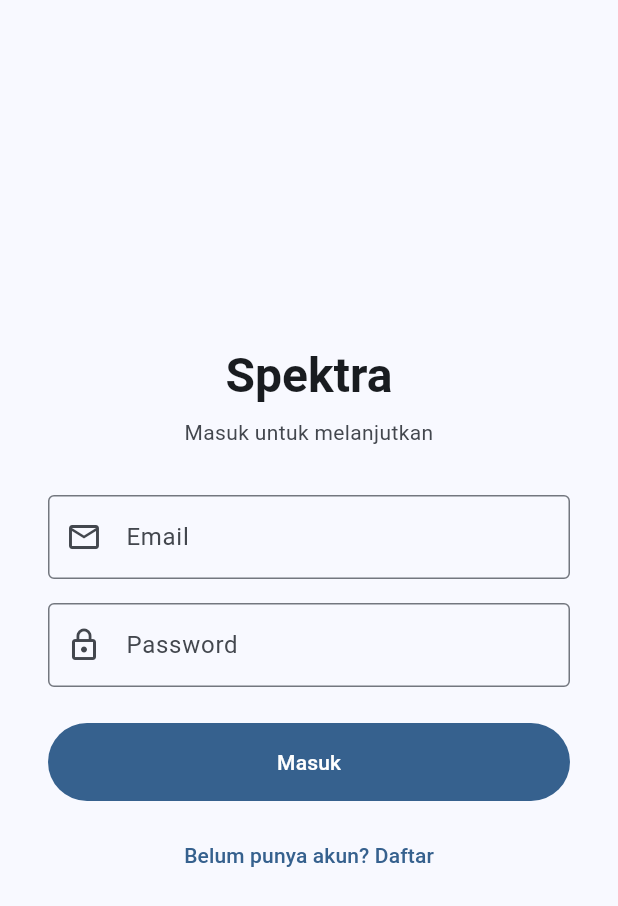
After one commit to ranupaners-arch/spektra, a Flutter app: the AuthScreen screen opened directly, on a phone screen of 412 x 824 dp. The commit adds this screen. Shown: the top 906 px of the screen. Run offline on Flutter 3.47's test engine with Material 3 defaults, Android fonts, the phone set to English and light mode, and no system bars; our stand-ins replace drift, drift_flutter, flutter_riverpod, go_router, supabase_flutter; accounts and stored records are empty; generated files the repository leaves out were written again.

Commit message:
feat(backend): auth email/password + SupabaseProjectRepository + realtime cloud
- db/supabase/0003_supabase_realtime.sql: publication supabase_realtime + replica identity FULL (hapus/ubah task live-update)
- 0002 idempotent (drop policy if exists) agar bisa di-reapply
- lib/features/auth/: AuthController (Notifier riverpod 3), AuthScreen (masuk/daftar, email-confirmation-aware), gate di main.dart
- SupabaseProjectRepository: implements ProjectRepository; watch via Realtime Channel + refetch 60s (embedded select tasks(*)); mutasi atas nama session + RLS
- Repo swap otomatis: Supabase+login → remote; selain itu → Drift lokal
- Logout button di dashboard (muncul saat auth aktif)
- tool/apply_supabase.mjs: apply ke cloud via host env; docs & PLAN diperbarui

```diff
--- /dev/null
+++ b/lib/features/auth/application/auth_controller.dart
@@ -0,0 +1,81 @@
+import 'dart:async';
+
+import 'package:flutter_riverpod/flutter_riverpod.dart';
+import 'package:supabase_flutter/supabase_flutter.dart';
+
+import '../../../core/config/supabase_config.dart';
+
+/// Auth state global. `null` = belum login (atau auth nonaktif saat app
+/// berjalan tanpa konfigurasi Supabase — offline-first).
+class AuthController extends Notifier<Session?> {
+  StreamSubscription<AuthState>? _subscription;
+
+  @override
+  Session? build() {
+    final client = Supabase.instance.client;
+    _subscription = client.auth.onAuthStateChange.listen((authState) {
+      state = authState.session;
+    });
+    ref.onDispose(() => _subscription?.cancel());
+    return client.auth.currentSession;
+  }
+
+  bool get isAuthenticated => state != null;
+
+  /// Login email+password. Mengembalikan `null` bila sukses, atau pesan error.
+  Future<String?> signIn({
+    required String email,
+    required String password,
+  }) async {
+    try {
+      await Supabase.instance.client.auth.signInWithPassword(
+        email: email,
+        password: password,
+      );
+      return null;
+    } on AuthException catch (e) {
+      return e.message;
+    }
+  }
+
+  /// Register email+password. Mengembalikan `null` bila sukses.
+  ///
+  /// Bila email confirmation aktif di dashboard, sesi belum terbentuk sampai
+  /// email diverifikasi — supabase tetap mengembalikan sukses di sini, dan UI
+  /// wajib memberi tahu user "cek email".
+  Future<String?> signUp({
+    required String email,
+    required String password,
+  }) async {
+    try {
+      await Supabase.instance.client.auth.signUp(
+        email: email,
+        password: password,
+      );
+      return null;
+    } on AuthException catch (e) {
+      return e.message;
+    }
+  }
+
+  Future<void> signOut() async {
+    await Supabase.instance.client.auth.signOut();
+  }
+}
+
+/// `true` bila project Supabase dikonfigurasi → auth gate aktif.
+final authModuleEnabledProvider = Provider<bool>(
+  (ref) => SupabaseConfig.isConfigured,
+);
+
+/// Controller auth. Hanya aman dibaca bila [authModuleEnabledProvider] true
+/// (butuh Supabase.instance ter-initialize).
+final authControllerProvider =
+    NotifierProvider<AuthController, Session?>(AuthController.new);
+
+/// `true` bila user sudah login — atau bila auth nonaktif (offline-first,
+/// app harus tetap jalan penuh tanpa Supabase).
+final isAuthenticatedProvider = Provider<bool>((ref) {
+  if (!ref.watch(authModuleEnabledProvider)) return true;
+  return ref.watch(authControllerProvider) != null;
+});
--- /dev/null
+++ b/lib/features/auth/presentation/auth_screen.dart
@@ -0,0 +1,161 @@
+import 'package:flutter/material.dart';
+import 'package:flutter_riverpod/flutter_riverpod.dart';
+
+import '../application/auth_controller.dart';
+
+/// Pintu masuk aplikasi saat mode Supabase aktif (user belum login).
+///
+/// Satu layar dua mode: Masuk / Daftar. Setelah sukses, sesi terpantau oleh
+/// [authControllerProvider] dan _SpektraHome_ otomatis dipakai.
+class AuthScreen extends ConsumerStatefulWidget {
+  const AuthScreen({super.key});
+
+  @override
+  ConsumerState<AuthScreen> createState() => _AuthScreenState();
+}
+
+class _AuthScreenState extends ConsumerState<AuthScreen> {
+  final _emailController = TextEditingController();
+  final _passwordController = TextEditingController();
+  var _isSignUp = false;
+  var _submitting = false;
+  String? _message; // pesan error (merah) atau info (mis. "cek email")
+
+  @override
+  void dispose() {
+    _emailController.dispose();
+    _passwordController.dispose();
+    super.dispose();
+  }
+
+  Future<void> _submit() async {
+    final email = _emailController.text.trim();
+    final password = _passwordController.text;
+    if (email.isEmpty || password.isEmpty) {
+      setState(() => _message = 'Isi email dan password.');
+      return;
+    }
+    if (password.length < 6) {
+      setState(() => _message = 'Password minimal 6 karakter.');
+      return;
+    }
+
+    setState(() {
+      _submitting = true;
+      _message = null;
+    });
+
+    final result = _isSignUp
+        ? await ref
+            .read(authControllerProvider.notifier)
+            .signUp(email: email, password: password)
+        : await ref
+            .read(authControllerProvider.notifier)
+            .signIn(email: email, password: password);
+
+    if (!mounted) return;
+    setState(() {
+      _submitting = false;
+      if (result != null) {
+        _message = result;
+      } else if (_isSignUp) {
+        _message =
+            'Akun dibuat. Cek email untuk verifikasi, lalu masuk.';
+      }
+    });
+  }
+
+  @override
+  Widget build(BuildContext context) {
+    final scheme = Theme.of(context).colorScheme;
+
+    return Scaffold(
+      body: SafeArea(
+        child: Center(
+          child: SingleChildScrollView(
+            padding: const EdgeInsets.symmetric(horizontal: 32),
+            child: ConstrainedBox(
+              constraints: const BoxConstraints(maxWidth: 420),
+              child: Column(
+                mainAxisAlignment: MainAxisAlignment.center,
+                crossAxisAlignment: CrossAxisAlignment.stretch,
+                children: [
+                  Text(
+                    'Spektra',
+                    textAlign: TextAlign.center,
+                    style: Theme.of(context)
+                        .textTheme
+                        .headlineLarge
+                        ?.copyWith(fontWeight: FontWeight.bold),
+                  ),
+                  const SizedBox(height: 8),
+                  Text(
+                    _isSignUp ? 'Buat akun untuk menyinkronkan data' : 'Masuk untuk melanjutkan',
+                    textAlign: TextAlign.center,
+                    style: Theme.of(context).textTheme.bodyMedium?.copyWith(
+                          color: scheme.onSurfaceVariant,
+                        ),
+                  ),
+                  const SizedBox(height: 32),
+                  TextField(
+                    controller: _emailController,
+                    keyboardType: TextInputType.emailAddress,
+                    autocorrect: false,
+                    decoration: const InputDecoration(
+                      labelText: 'Email',
+                      prefixIcon: Icon(Icons.mail_outline),
+                      border: OutlineInputBorder(),
+                    ),
+                  ),
+                  const SizedBox(height: 16),
+                  TextField(
+                    controller: _passwordController,
+                    obscureText: true,
+                    onSubmitted: (_) => _submit(),
+                    decoration: const InputDecoration(
+                      labelText: 'Password',
+                      prefixIcon: Icon(Icons.lock_outline),
+                      border: OutlineInputBorder(),
+                    ),
+                  ),
+                  if (_message != null) ...[
+                    const SizedBox(height: 16),
+                    Text(
+                      _message!,
+                      textAlign: TextAlign.center,
+                      style: TextStyle(color: scheme.error),
+                    ),
+                  ],
+                  const SizedBox(height: 24),
+                  FilledButton(
+                    onPressed: _submitting ? null : _submit,
+                    style: FilledButton.styleFrom(
+                      padding: const EdgeInsets.symmetric(vertical: 16),
+                    ),
+                    child: _submitting
+                        ? const SizedBox(
+                            width: 20,
+                            height: 20,
+                            child: CircularProgressIndicator(strokeWidth: 2),
+                          )
+                        : Text(_isSignUp ? 'Daftar' : 'Masuk'),
+                  ),
+                  const SizedBox(height: 12),
+                  TextButton(
+                    onPressed: () {
+                      setState(() {
+                        _isSignUp = !_isSignUp;
+                        _message = null;
+                      });
+                    },
+                    child: Text(_isSignUp ? 'Sudah punya akun? Masuk' : 'Belum punya akun? Daftar'),
+                  ),
+                ],
+              ),
+            ),
+          ),
+        ),
+      ),
+    );
+  }
+}
--- a/lib/main.dart
+++ b/lib/main.dart
@@ -1,9 +1,12 @@
 import 'package:flutter/material.dart';
 import 'package:flutter_riverpod/flutter_riverpod.dart';
+import 'package:go_router/go_router.dart';
 import 'package:supabase_flutter/supabase_flutter.dart';
 
 import 'app/router.dart';
 import 'core/config/supabase_config.dart';
+import 'features/auth/application/auth_controller.dart';
+import 'features/auth/presentation/auth_screen.dart';
 
 Future<void> main() async {
   WidgetsFlutterBinding.ensureInitialized();
@@ -23,6 +26,21 @@ class SpektraApp extends StatelessWidget {
 
   @override
   Widget build(BuildContext context) {
+    return const _Gate();
+  }
+}
+
+/// Menentukan pintu masuk:
+///  * Tanpa konfigurasi Supabase → app local-first, tanpa gate.
+///  * Dengan Supabase → layar auth sampai user login; sesudahnya app utama.
+class _Gate extends ConsumerWidget {
+  const _Gate();
+
+  @override
+  Widget build(BuildContext context, WidgetRef ref) {
+    final isAuthenticated = ref.watch(isAuthenticatedProvider);
+    final authEnabled = ref.watch(authModuleEnabledProvider);
+
     return MaterialApp.router(
       title: 'Spektra',
       debugShowCheckedModeBanner: false,
@@ -30,7 +48,18 @@ class SpektraApp extends StatelessWidget {
         colorScheme: ColorScheme.fromSeed(seedColor: Colors.blue),
         useMaterial3: true,
       ),
-      routerConfig: router,
+      routerConfig: (authEnabled && !isAuthenticated)
+          ? _authRouter
+          : router,
     );
   }
 }
+
+final _authRouter = GoRouter(
+  routes: [
+    GoRoute(
+      path: '/',
+      builder: (context, state) => const AuthScreen(),
+    ),
+  ],
+);
```
Also changed, not shown: lib/features/tracking/application/tracking_providers.dart (+11 -0 lines), lib/features/tracking/data/supabase_project_repository.dart (added, +279 -0 lines), lib/features/tracking/presentation/tracking_screen.dart (+11 -0 lines), 5 other files.
